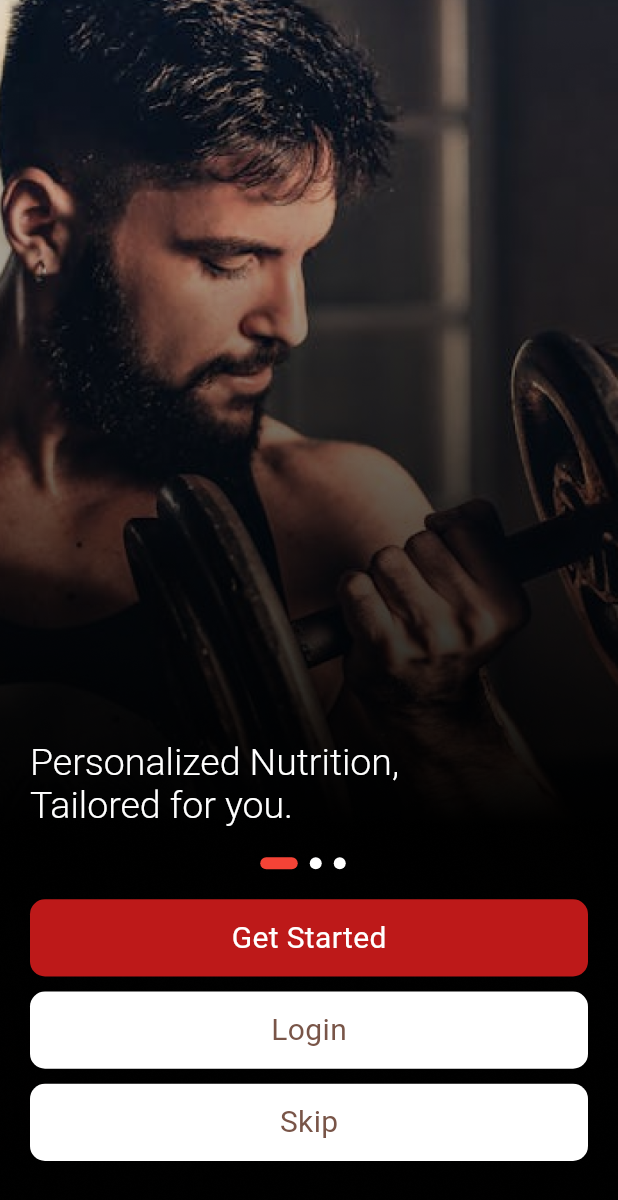
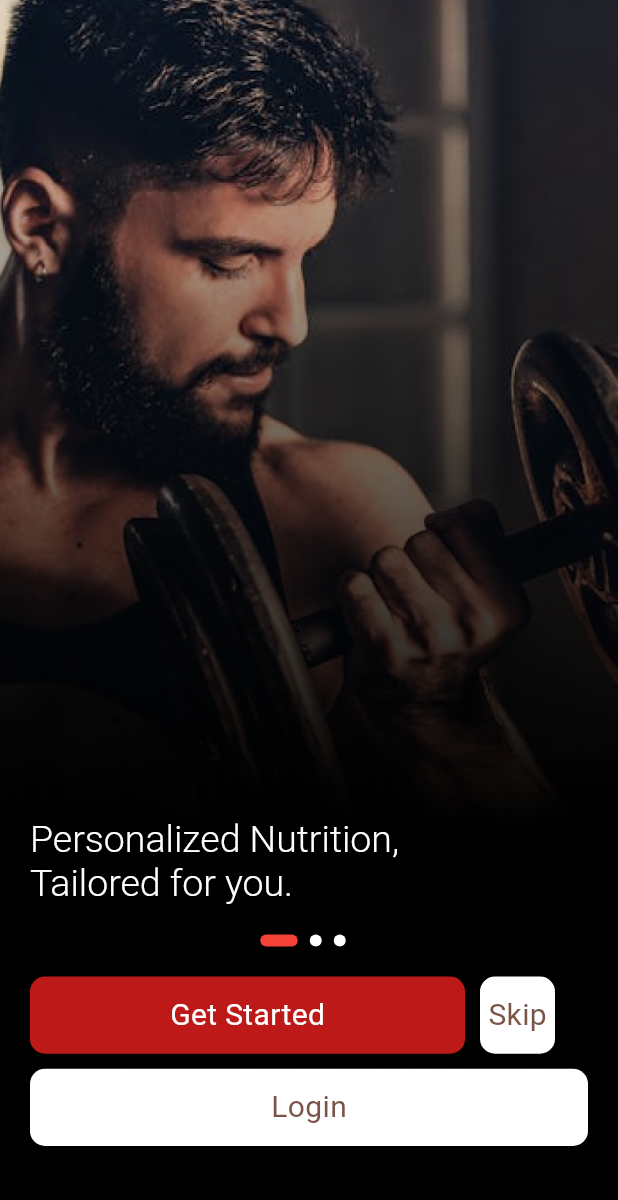
Before and after one commit to factorgh/fitness-recipe, a Flutter app: the screen it shows after launch, on a phone screen of 412 x 824 dp. Shown: the top 1200 px of the screen. Run offline on Flutter 3.47's test engine with Material 3 defaults, Android fonts, the phone set to English and light mode, and no system bars; our stand-ins replace dio, flutter_rating_stars, flutter_svg, image_picker, shared_preferences, table_calendar and 1 more.

Commit message:
onboarding updated

```diff
--- a/lib/screens/onboarding_screen.dart
+++ b/lib/screens/onboarding_screen.dart
@@ -3,6 +3,7 @@ import 'package:voltican_fitness/screens/login_screen.dart';
 import 'package:voltican_fitness/screens/signup_screen.dart';
 
 import 'package:voltican_fitness/widgets/button.dart';
+import 'package:voltican_fitness/widgets/custom_button.dart';
 
 class OnboardingScreen extends StatefulWidget {
   const OnboardingScreen({super.key});
@@ -98,15 +99,38 @@ class _OnboardingScreenState extends State<OnboardingScreen> {
                   const SizedBox(
                     height: 20,
                   ),
+                  SizedBox(
+                    width: double.maxFinite,
+                    child: Row(
+                      mainAxisSize: MainAxisSize.max,
+                      children: [
                         InkWell(
                           onTap: () {
                             _getStarted(context);
                           },
                           splashColor: Colors.purple,
-                    child: const ButtonWidget(
+                          child: const CustomButton(
+                              width: 290,
                               backColor: Color.fromARGB(225, 214, 28, 28),
                               text: 'Get Started',
                               textColor: Colors.white),
+                        ),
+                        const SizedBox(
+                          width: 10,
+                        ),
+                        InkWell(
+                          onTap: () {
+                            _signUp(context);
+                          },
+                          splashColor: Colors.purple,
+                          child: const CustomButton(
+                              width: 50,
+                              backColor: Colors.white,
+                              text: 'Skip',
+                              textColor: Colors.brown),
+                        ),
+                      ],
+                    ),
                   ),
                   const SizedBox(
                     height: 10,
@@ -124,16 +148,6 @@ class _OnboardingScreenState extends State<OnboardingScreen> {
                   const SizedBox(
                     height: 10,
                   ),
-                  InkWell(
-                    onTap: () {
-                      _signUp(context);
-                    },
-                    splashColor: Colors.purple,
-                    child: const ButtonWidget(
-                        backColor: Colors.white,
-                        text: 'Skip',
-                        textColor: Colors.brown),
-                  ),
                   const SizedBox(
                     height: 50,
                   )
--- a/lib/screens/trainer_landing_screen.dart
+++ b/lib/screens/trainer_landing_screen.dart
@@ -1,4 +1,6 @@
 import 'package:flutter/material.dart';
+import 'package:voltican_fitness/models/meal.dart';
+import 'package:voltican_fitness/screens/meal_detail_screen.dart';
 import 'package:voltican_fitness/widgets/category_slider.dart';
 import 'package:voltican_fitness/widgets/new_recipe_slider.dart';
 import 'package:voltican_fitness/widgets/trainers_slider.dart';
@@ -44,6 +46,17 @@ class TrainerLandeingScreen extends StatelessWidget {
 
     void handleRecipSelected(String category) {
       // Handle category selection
+      Navigator.push(
+          context,
+          MaterialPageRoute(
+              builder: (context) => const MealDetailScreen(
+                    meal: Meal(
+                        id: 'm2',
+                        imageUrl:
+                            "https://cdn.pixabay.com/photo/2017/03/27/13/54/bread-2178874_640.jpg",
+                        ingredients: ["potatos", "fries"],
+                        title: "Sandwich and Fries"),
+                  )));
       print('Selected category: $category');
     }
 
--- /dev/null
+++ b/lib/widgets/custom_button.dart
@@ -0,0 +1,30 @@
+import 'package:flutter/material.dart';
+
+class CustomButton extends StatelessWidget {
+  final Color backColor;
+  final String text;
+  final Color textColor;
+  final double width;
+  const CustomButton(
+      {super.key,
+      required this.backColor,
+      required this.text,
+      required this.width,
+      required this.textColor});
+
+  @override
+  Widget build(BuildContext context) {
+    return Container(
+      width: width,
+      height: MediaQuery.of(context).size.height / 16,
+      decoration: BoxDecoration(
+          borderRadius: BorderRadius.circular(10), color: backColor),
+      child: Center(
+        child: Text(
+          text,
+          style: TextStyle(color: textColor, fontSize: 20),
+        ),
+      ),
+    );
+  }
+}
```
Lines whose indentation alone changed are shown as unchanged.
